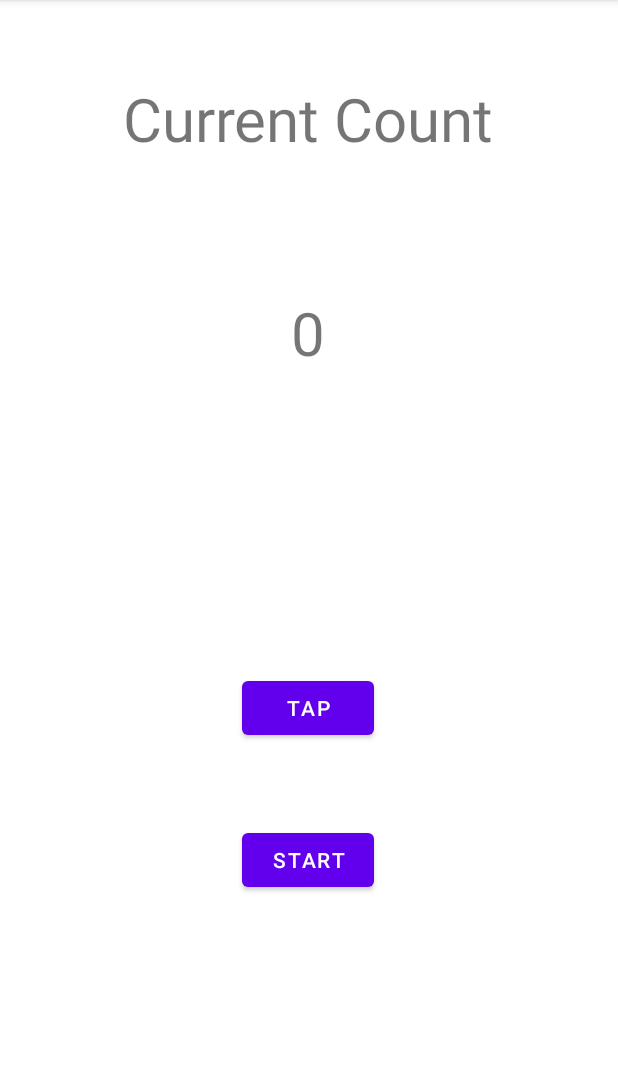
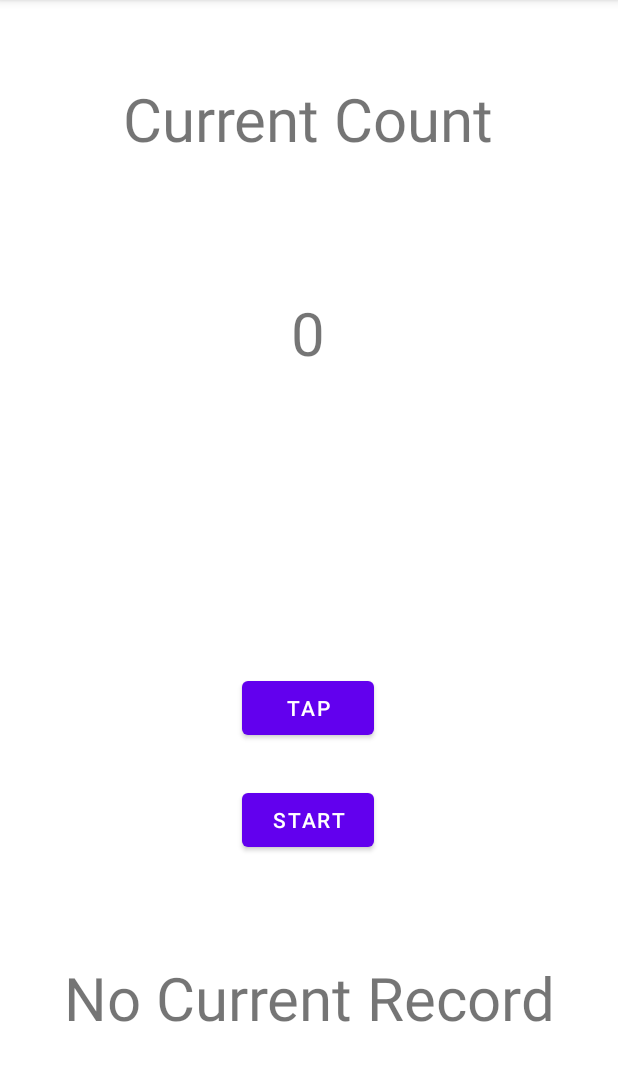
Before and after one commit to okimin/TapOff, an Android app: the screen it shows after launch (MainActivity), on a phone screen of 412 x 824 dp, the part 84-1165 px from its top. Run offline under Robolectric (Android 15) with nearby library versions, the phone set to English and light mode, and no system bars.

Commit message:
Track the current record of taps we can do in 10 seconds

```diff
--- a/app/src/main/java/com/example/tapoff/MainActivity.kt
+++ b/app/src/main/java/com/example/tapoff/MainActivity.kt
@@ -14,9 +14,11 @@ class MainActivity : AppCompatActivity() {
 
     private lateinit var timerTextView: TextView
     private lateinit var startButton : Button
+    private lateinit var recordTextView : TextView
 
 
     private var currentCount = 0
+    private var currentRecord = 0
     private var readyRunning = false
     private var isReady = false
     private var startTime: Long = 0L
@@ -50,6 +52,8 @@ class MainActivity : AppCompatActivity() {
                 val seconds = (timeLeft / 1000).toInt()
                 timerTextView.text = "Time Remaining: $seconds"
                 if (timeLeft <= 0) {
+                    if(currentCount > currentRecord)
+                        currentRecord = currentCount
                     resetTimer()
                 } else {
                     handler.postDelayed(this, 1000)
@@ -58,14 +62,13 @@ class MainActivity : AppCompatActivity() {
         }
     }
 
-
-
     override fun onCreate(savedInstanceState: Bundle?) {
         super.onCreate(savedInstanceState)
         setContentView(R.layout.activity_main)
 
         val tapButton = findViewById<Button>(R.id.tapButton)
         timerTextView = findViewById<TextView>(R.id.timeLeftText)
+        recordTextView = findViewById<TextView>(R.id.recordNumber)
         timerTextView.isVisible =  false
         startButton = findViewById<Button>(R.id.startButton)
         counter = findViewById<TextView>(R.id.counter)
@@ -99,6 +102,7 @@ class MainActivity : AppCompatActivity() {
         isReady = false
         timerTextView.isVisible = false
         timerTextView.text = "Time Remaining: 10"
+        recordTextView.text = "Current Record: $currentRecord"
         startButton.isEnabled = true
         currentCount = 0
         counter.text = currentCount.toString()
--- a/app/src/main/res/layout/activity_main.xml
+++ b/app/src/main/res/layout/activity_main.xml
@@ -33,14 +33,23 @@
             app:layout_constraintEnd_toEndOf="parent"
             app:layout_constraintHorizontal_bias="0.496" app:layout_constraintBottom_toBottomOf="parent"
             app:layout_constraintVertical_bias="0.073"/>
+    <TextView
+            android:text="@string/record"
+            android:layout_width="wrap_content"
+            android:layout_height="wrap_content" android:id="@+id/recordNumber"
+            android:textSize="40sp"
+            app:layout_constraintStart_toStartOf="parent"
+            app:layout_constraintEnd_toEndOf="parent"
+            app:layout_constraintBottom_toBottomOf="parent"
+            android:layout_marginBottom="76dp" app:layout_constraintTop_toBottomOf="@+id/tapButton"
+            app:layout_constraintVertical_bias="1.0"/>
     <Button
             android:layout_width="wrap_content"
             android:layout_height="wrap_content" android:id="@+id/startButton"
             app:layout_constraintStart_toStartOf="parent" app:layout_constraintEnd_toEndOf="parent"
-            app:layout_constraintBottom_toBottomOf="parent"
-            app:layout_constraintHorizontal_bias="0.498" android:layout_marginBottom="68dp"
+            app:layout_constraintHorizontal_bias="0.498"
             android:text="@string/start" app:layout_constraintTop_toBottomOf="@+id/tapButton"
-            app:layout_constraintVertical_bias="0.34"/>
+            app:layout_constraintBottom_toTopOf="@+id/recordNumber" app:layout_constraintVertical_bias="0.286"/>
     <TextView
             android:text="@string/timeLeft"
             android:layout_width="wrap_content"
--- a/app/src/main/res/values/strings.xml
+++ b/app/src/main/res/values/strings.xml
@@ -5,4 +5,5 @@
     <string name="number">0</string>
     <string name="start">Start</string>
     <string name="timeLeft">Time Remaining : 10</string>
+    <string name="record">No Current Record</string>
 </resources>
```
